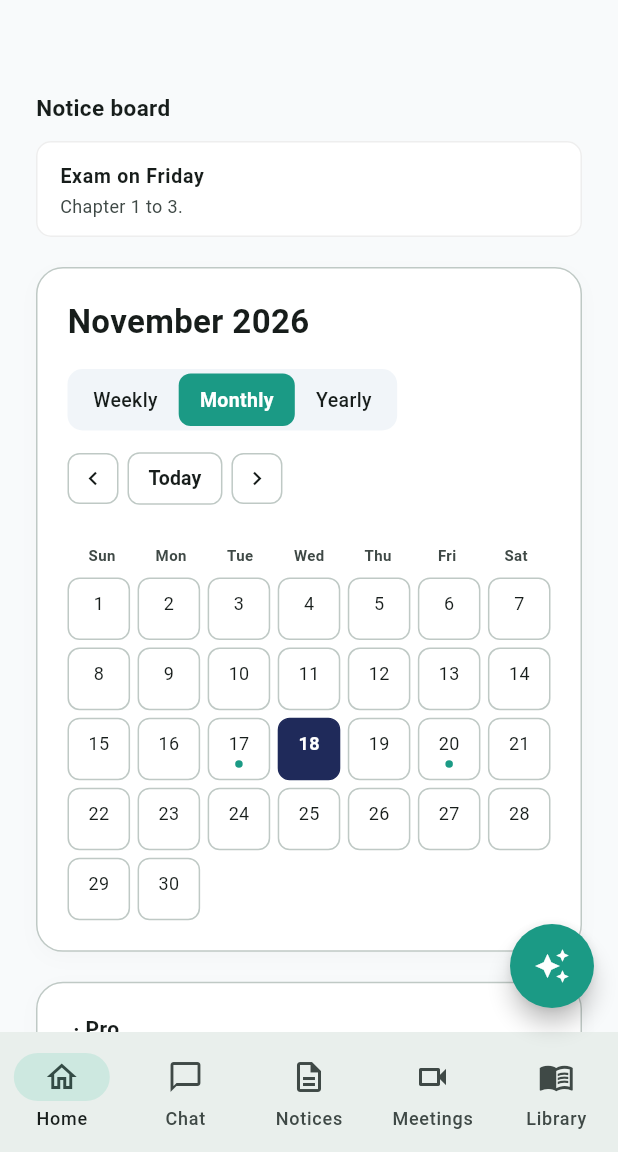
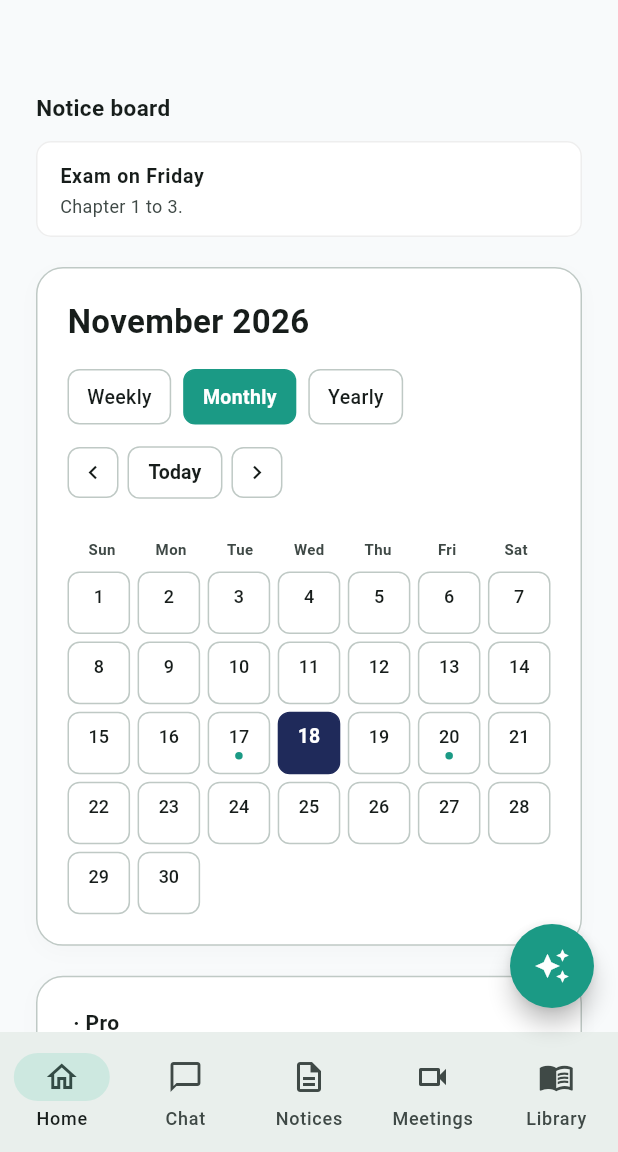
Before and after one commit to SSajeeban/Airo_Tech_Hub, a Flutter app: the HomeShell screen opened directly with sample values from the repository, after a tap on "Weekly", after a tap on "Monthly", on a phone screen of 412 x 824 dp, the part 84-1236 px from its top. Run offline on Flutter 3.47's test engine with Material 3 defaults, Android fonts, the phone set to English and light mode, and no system bars; our stand-ins replace dio, file_picker, flutter_riverpod, go_router, google_fonts, shared_preferences; accounts and stored records are empty; statements that could not run were skipped.

Commit message:
Improve calendar date selection and view controls
Co-authored-by: Copilot <223556219+Copilot@users.noreply.github.com>

```diff
--- a/lib/timetable_board.dart
+++ b/lib/timetable_board.dart
@@ -1,6 +1,7 @@
 import 'package:flutter/material.dart';
 
 import 'mock_data.dart';
+import 'app_settings.dart';
 
 class AppDateHelper {
   static const months = [
@@ -17,7 +18,6 @@ class AppDateHelper {
     'Nov',
     'Dec',
   ];
-
   static const fullMonths = [
     'January',
     'February',
@@ -32,7 +32,6 @@ class AppDateHelper {
     'November',
     'December',
   ];
-
   static const shortWeekdays = [
     'Sun',
     'Mon',
@@ -43,21 +42,22 @@ class AppDateHelper {
     'Sat',
   ];
 
-  static String formatShortDay(DateTime d) {
-    return shortWeekdays[d.weekday % 7];
-  }
+  static String formatShortDay(DateTime d) =>
+      AppSettings.instance.tr(shortWeekdays[d.weekday % 7]);
 
   static String formatWeekRange(DateTime start, DateTime end) {
-    return '${start.day} ${months[start.month - 1]} – ${end.day} ${months[end.month - 1]} ${end.year}';
+    final tr = AppSettings.instance.tr;
+    return '${start.day} ${tr(months[start.month - 1])} – ${end.day} ${tr(months[end.month - 1])} ${end.year}';
   }
 
   static String formatFullDate(DateTime d) {
-    return '${formatShortDay(d)}, ${d.day} ${months[d.month - 1]} ${d.year}';
+    final tr = AppSettings.instance.tr;
+    return '${formatShortDay(d)}, ${d.day} ${tr(months[d.month - 1])} ${d.year}';
   }
 
   static String formatClock(DateTime d) {
     String twoDigits(int n) => n.toString().padLeft(2, '0');
-    return '${d.day} ${months[d.month - 1]} ${d.year} | ${twoDigits(d.hour)}:${twoDigits(d.minute)}:${twoDigits(d.second)}';
+    return '${d.day} ${AppSettings.instance.tr(months[d.month - 1])} ${d.year} | ${twoDigits(d.hour)}:${twoDigits(d.minute)}:${twoDigits(d.second)}';
   }
 }
 
@@ -72,6 +72,7 @@ class TimetableBoard extends StatefulWidget {
 }
 
 class _TimetableBoardState extends State<TimetableBoard> {
+  String _tr(String value) => AppSettings.instance.tr(value);
   late DateTime _selectedDate;
   String _viewMode = 'Weekly'; // 'Weekly', 'Monthly', 'Yearly'
 
@@ -141,6 +142,32 @@ class _TimetableBoardState extends State<TimetableBoard> {
     return _eventsForDate(date).isNotEmpty;
   }
 
+  Widget _buildDateNumber(
+    int dayNumber, {
+    required bool isSelected,
+    required bool isToday,
+    required Color textColor,
+    required double fontSize,
+  }) {
+    return AnimatedScale(
+      scale: isSelected ? 1.08 : 1,
+      duration: const Duration(milliseconds: 220),
+      curve: Curves.easeOutCubic,
+      child: AnimatedDefaultTextStyle(
+        duration: const Duration(milliseconds: 220),
+        curve: Curves.easeInOutCubic,
+        style: TextStyle(
+          color: isSelected
+              ? Colors.white
+              : (isToday ? const Color(0xFF1B9A85) : textColor),
+          fontWeight: isSelected || isToday ? FontWeight.w700 : FontWeight.w500,
+          fontSize: fontSize,
+        ),
+        child: Text('$dayNumber'),
+      ),
+    );
+  }
+
   List<CalendarEvent> _eventsForDate(DateTime date) {
     return MockDb.eventsForGroup(widget.group.id)
         .where(
@@ -150,57 +177,6 @@ class _TimetableBoardState extends State<TimetableBoard> {
               event.date.day == date.day,
         )
         .toList();
-  }
-
-  void _showEventsForDate(DateTime date) {
-    final events = _eventsForDate(date);
-
-    //
-    if (events.isEmpty) return;
-
-    showDialog(
-      context: context,
-      builder: (dialogContext) => AlertDialog(
-        shape: RoundedRectangleBorder(borderRadius: BorderRadius.circular(18)),
-        title: Text(AppDateHelper.formatFullDate(date)),
-        content: SizedBox(
-          width: double.maxFinite,
-          child: ListView.separated(
-            shrinkWrap: true,
-            itemCount: events.length,
-            separatorBuilder: (_, __) => const Divider(),
-            itemBuilder: (context, index) {
-              final event = events[index];
-
-              return ListTile(
-                contentPadding: EdgeInsets.zero,
-                leading: const CircleAvatar(
-                  backgroundColor: Color(0xFFE3F4F0),
-                  child: Icon(Icons.event, color: Color(0xFF1B9A85)),
-                ),
-                title: Text(
-                  event.title,
-                  style: const TextStyle(fontWeight: FontWeight.w600),
-                ),
-                subtitle: Text(
-                  '${event.startTime} - ${event.endTime}\n'
-                  '${event.description}',
-                ),
-              );
-            },
-          ),
-        ),
-        actions: [
-          TextButton(
-            onPressed: () => Navigator.pop(dialogContext),
-            child: const Text(
-              'Close',
-              style: TextStyle(color: Color(0xFF1B9A85)),
-            ),
-          ),
-        ],
-      ),
-    );
   }
 
   @override
@@ -238,6 +214,33 @@ class _TimetableBoardState extends State<TimetableBoard> {
   }
 
   Widget _buildCalendarCard() {
+    return AnimatedSwitcher(
+      duration: const Duration(milliseconds: 450),
+      switchInCurve: Curves.easeInOutCubic,
+      switchOutCurve: Curves.easeInOutCubic,
+      transitionBuilder: (child, animation) {
+        final slide = Tween<Offset>(
+          begin: const Offset(0, 0.015),
+          end: Offset.zero,
+        ).animate(animation);
+        return FadeTransition(
+          opacity: animation,
+          child: SlideTransition(
+            position: slide,
+            child: ScaleTransition(
+              scale: Tween<double>(begin: 0.99, end: 1).animate(animation),
+              child: child,
+            ),
+          ),
+        );
+      },
+      child: _buildCalendarCardContent(
+        key: ValueKey(AppSettings.instance.language),
+      ),
+    );
+  }
+
+  Widget _buildCalendarCardContent({required Key key}) {
     const navy = Color(0xFF1F2A5A);
     const teal = Color(0xFF1B9A85);
     final colors = Theme.of(context).colorScheme;
@@ -250,10 +253,11 @@ class _TimetableBoardState extends State<TimetableBoard> {
     final weekRangeText = _viewMode == 'Weekly'
         ? AppDateHelper.formatWeekRange(startOfWeek, endOfWeek)
         : _viewMode == 'Monthly'
-        ? '${AppDateHelper.fullMonths[_selectedDate.month - 1]} ${_selectedDate.year}'
+        ? '${_tr(AppDateHelper.fullMonths[_selectedDate.month - 1])} ${_selectedDate.year}'
         : '${_selectedDate.year}';
 
     return Container(
+      key: key,
       padding: EdgeInsets.all(
         MediaQuery.of(context).size.width < 400 ? 12 : 20,
       ),
@@ -290,21 +294,23 @@ class _TimetableBoardState extends State<TimetableBoard> {
             crossAxisAlignment: WrapCrossAlignment.center,
             alignment: WrapAlignment.spaceBetween,
             children: [
-              // Segmented Tabs: Weekly, Monthly, Yearly
-              Container(
-                decoration: BoxDecoration(
-                  color: colors.surfaceContainerHighest,
-                  borderRadius: BorderRadius.circular(10),
-                ),
-                padding: const EdgeInsets.all(3),
-                child: Row(
-                  mainAxisSize: MainAxisSize.min,
-                  children: [
-                    _buildViewButton('Weekly', teal, colors.onSurface),
-                    _buildViewButton('Monthly', teal, colors.onSurface),
-                    _buildViewButton('Yearly', teal, colors.onSurface),
-                  ],
-                ),
+              _buildViewButton(
+                _tr('Weekly'),
+                teal,
+                colors.onSurface,
+                colors.outlineVariant,
+              ),
+              _buildViewButton(
+                _tr('Monthly'),
+                teal,
+                colors.onSurface,
+                colors.outlineVariant,
+              ),
+              _buildViewButton(
+                _tr('Yearly'),
+                teal,
+                colors.onSurface,
+                colors.outlineVariant,
               ),
 
               // Controls: < Today >
@@ -332,7 +338,7 @@ class _TimetableBoardState extends State<TimetableBoard> {
                       ),
                     ),
                     child: Text(
-                      'Today',
+                      _tr('Today'),
                       style: TextStyle(
                         color: colors.onSurface,
                         fontWeight: FontWeight.w600,
@@ -381,17 +387,29 @@ class _TimetableBoardState extends State<TimetableBoard> {
     );
   }
 
-  Widget _buildViewButton(String label, Color teal, Color textColor) {
-    final isSelected = _viewMode == label;
+  Widget _buildViewButton(
+    String label,
+    Color teal,
+    Color textColor,
+    Color borderColor,
+  ) {
+    final englishLabel = label == _tr('Weekly')
+        ? 'Weekly'
+        : label == _tr('Monthly')
+        ? 'Monthly'
+        : 'Yearly';
+    final isSelected = _viewMode == englishLabel;
     return InkWell(
-      onTap: () => setState(() => _viewMode = label),
+      onTap: () => setState(() => _viewMode = englishLabel),
       borderRadius: BorderRadius.circular(8),
       child: AnimatedContainer(
-        duration: const Duration(milliseconds: 180),
-        padding: const EdgeInsets.symmetric(horizontal: 14, vertical: 8),
+        duration: const Duration(milliseconds: 220),
+        curve: Curves.easeInOutCubic,
+        padding: const EdgeInsets.symmetric(horizontal: 12, vertical: 8),
         decoration: BoxDecoration(
           color: isSelected ? teal : Colors.transparent,
           borderRadius: BorderRadius.circular(8),
+          border: Border.all(color: isSelected ? teal : borderColor, width: 1),
         ),
         child: Text(
           label,
@@ -491,12 +509,11 @@ class _TimetableBoardState extends State<TimetableBoard> {
               setState(() {
                 _selectedDate = day;
               });
-              if (_hasEvents(day)) {
-                _showEventsForDate(day);
-              }
             },
             borderRadius: BorderRadius.circular(9),
-            child: Container(
+            child: AnimatedContainer(
+              duration: const Duration(milliseconds: 260),
+              curve: Curves.easeInOutCubic,
               alignment: Alignment.center,
               decoration: BoxDecoration(
                 color: isSelected ? selectedColor : surfaceColor,
@@ -510,21 +527,18 @@ class _TimetableBoardState extends State<TimetableBoard> {
                 mainAxisSize: MainAxisSize.min,
                 mainAxisAlignment: MainAxisAlignment.center,
                 children: [
-                  Text(
-                    '${day.day}',
-                    style: TextStyle(
-                      color: isSelected
-                          ? Colors.white
-                          : (isToday ? const Color(0xFF1B9A85) : textColor),
-                      fontWeight: isSelected || isToday
-                          ? FontWeight.w700
-                          : FontWeight.w500,
-                      fontSize: 13,
-                    ),
+                  _buildDateNumber(
+                    day.day,
+                    isSelected: isSelected,
+                    isToday: isToday,
+                    textColor: textColor,
+                    fontSize: 13,
                   ),
                   const SizedBox(height: 3),
                   if (hasEvents)
-                    Container(
+                    AnimatedContainer(
+                      duration: const Duration(milliseconds: 220),
+                      curve: Curves.easeInOutCubic,
                       width: 5,
                       height: 5,
                       decoration: BoxDecoration(
@@ -604,12 +618,11 @@ class _TimetableBoardState extends State<TimetableBoard> {
             return InkWell(
               onTap: () {
                 setState(() => _selectedDate = day);
-                if (_hasEvents(day)) {
-                  _showEventsForDate(day);
-                }
               },
               borderRadius: BorderRadius.circular(8),
-              child: Container(
+              child: AnimatedContainer(
+                duration: const Duration(milliseconds: 260),
+                curve: Curves.easeInOutCubic,
                 decoration: BoxDecoration(
                   color: isSelected ? selectedColor : Colors.transparent,
                   borderRadius: BorderRadius.circular(8),
@@ -620,21 +633,18 @@ class _TimetableBoardState extends State<TimetableBoard> {
                 child: Column(
                   mainAxisAlignment: MainAxisAlignment.center,
                   children: [
-                    Text(
-                      '$dayNumber',
-                      style: TextStyle(
-                        color: isSelected
-                            ? Colors.white
-                            : (isToday ? const Color(0xFF1B9A85) : textColor),
-                        fontWeight: isSelected || isToday
-                            ? FontWeight.bold
-                            : FontWeight.normal,
-                        fontSize: 12,
-                      ),
+                    _buildDateNumber(
+                      dayNumber,
+                      isSelected: isSelected,
+                      isToday: isToday,
+                      textColor: textColor,
+                      fontSize: 12,
                     ),
                     const SizedBox(height: 3),
                     if (hasEvents)
-                      Container(
+                      AnimatedContainer(
+                        duration: const Duration(milliseconds: 220),
+                        curve: Curves.easeInOutCubic,
                         width: 5,
                         height: 5,
                         decoration: BoxDecoration(
@@ -758,7 +768,7 @@ class _TimetableBoardState extends State<TimetableBoard> {
         crossAxisAlignment: CrossAxisAlignment.start,
         children: [
           Text(
-            'Events',
+            _tr('Events'),
             style: TextStyle(
               fontSize: 20,
               fontWeight: FontWeight.w700,
@@ -777,7 +787,7 @@ class _TimetableBoardState extends State<TimetableBoard> {
           const SizedBox(height: 14),
           if (events.isEmpty)
             Text(
-              'No events scheduled for this date.',
+              _tr('No events scheduled for this date.'),
               style: TextStyle(color: colors.onSurfaceVariant, fontSize: 13),
             )
           else
```
Also changed, not shown: 1 other file.
